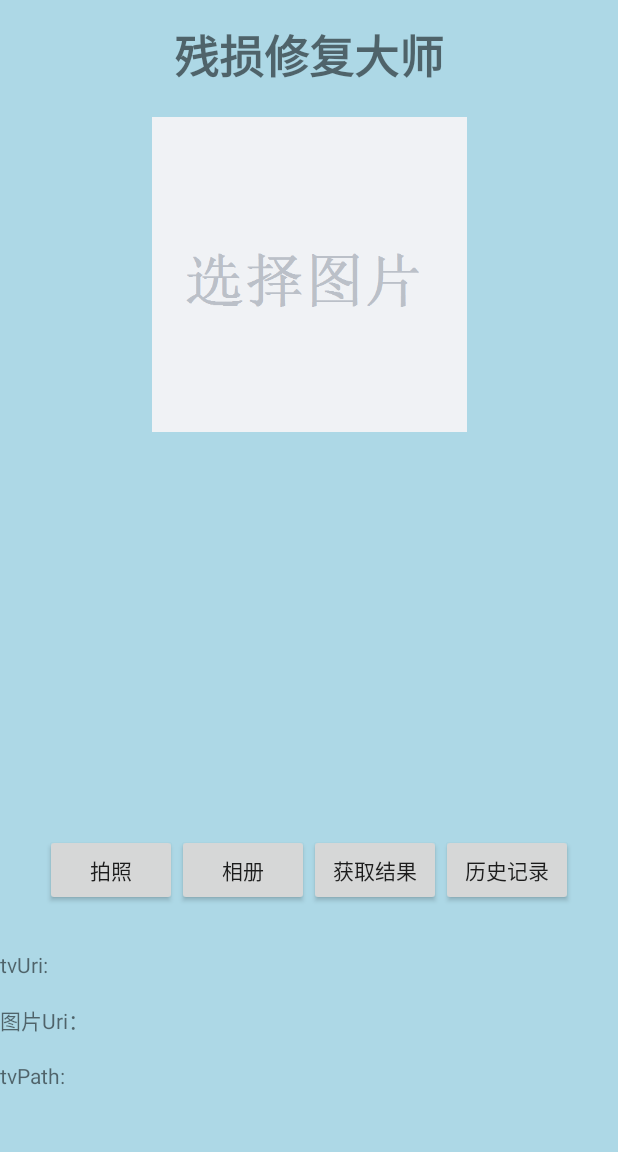
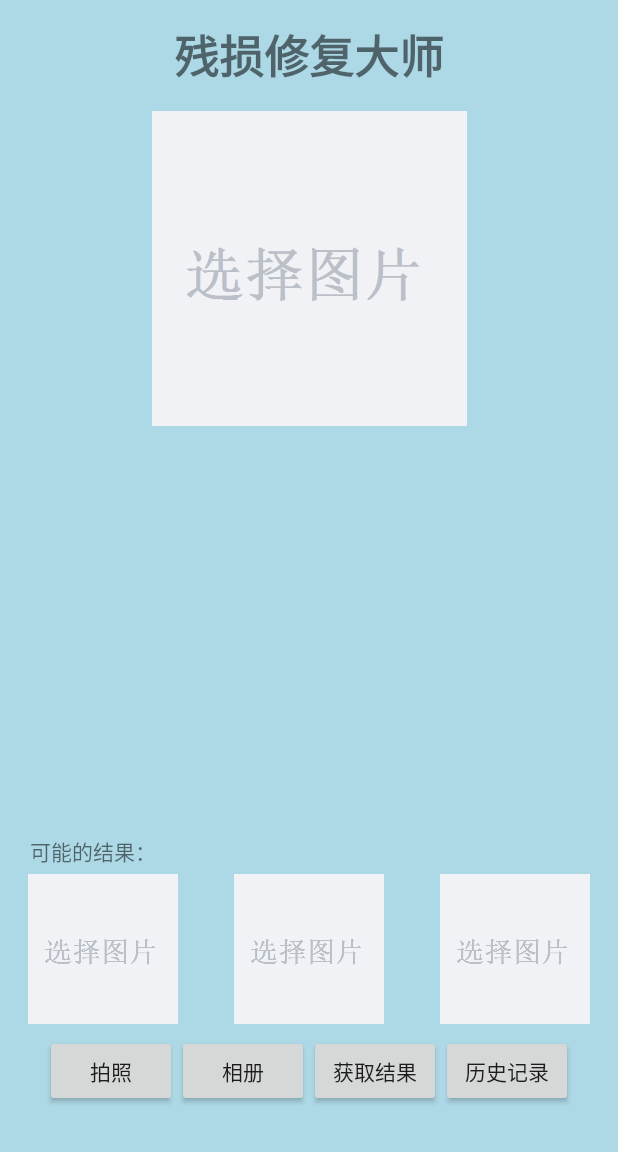
Before and after one commit to Daviddddl/MyPicApp, an Android app: the UploadActivity screen opened directly, with no data from a screen before it, on a phone screen of 412 x 824 dp, the part 84-1236 px from its top. Run offline under Robolectric (Android 15) with nearby library versions, the light colour scheme and no system bars; our stand-ins replace ButterKnife; libraries missing offline, so code that uses them is left out: com.jkb.slidemenu, com.wang.avi, kr.co.namee; plain views replace SlideMenuLayout; pictures from the network do not load; 4 statements that could not run were skipped.

Commit message:
新增三个预览可能结果

```diff
--- a/app/src/main/res/layout/activity_history.xml
+++ b/app/src/main/res/layout/activity_history.xml
@@ -5,7 +5,7 @@
     android:layout_height="match_parent"
     android:clipToPadding="true"
     android:fitsSystemWindows="true"
-    android:background="#ADD8E6"
+    android:background="#FFFFFF"
     tools:ignore="ExtraText">
     <include layout="@layout/toolbar_layout" />
 
--- a/app/src/main/res/layout/activity_identify.xml
+++ b/app/src/main/res/layout/activity_identify.xml
@@ -4,7 +4,7 @@
     android:layout_width="match_parent"
     android:layout_height="match_parent"
     android:clipToPadding="true"
-    android:background="#ADD8E6"
+    android:background="#FFFFFF"
     android:fitsSystemWindows="true"
     tools:ignore="ExtraText">
     <include layout="@layout/toolbar_layout" />
--- a/app/src/main/res/layout/activity_imitate.xml
+++ b/app/src/main/res/layout/activity_imitate.xml
@@ -5,7 +5,7 @@
     android:layout_height="match_parent"
     android:clipToPadding="true"
     android:fitsSystemWindows="true"
-    android:background="#ADD8E6"
+    android:background="#FFFFFF"
     tools:ignore="ExtraText">
 
     <include layout="@layout/toolbar_layout" />
--- a/app/src/main/res/layout/activity_main.xml
+++ b/app/src/main/res/layout/activity_main.xml
@@ -3,5 +3,5 @@
     android:id="@+id/main_act_container"
     android:layout_width="match_parent"
     android:layout_height="match_parent"
-    android:background="#ADD8E6"
+    android:background="#FFFFFF"
     android:fitsSystemWindows="true"/>
--- a/app/src/main/res/layout/activity_upload.xml
+++ b/app/src/main/res/layout/activity_upload.xml
@@ -37,7 +37,7 @@
         android:layout_height="wrap_content"
         android:layout_alignParentBottom="true"
         android:layout_centerHorizontal="true"
-        android:layout_marginBottom="12dp">
+        android:layout_marginBottom="0dp">
 
         <Button
             android:id="@+id/btnTakePhoto"
@@ -45,7 +45,7 @@
             android:layout_height="wrap_content"
             android:layout_alignParentBottom="true"
             android:layout_alignParentStart="true"
-            android:layout_marginBottom="152dp"
+            android:layout_marginBottom="30dp"
             android:text="@string/camera" />
 
         <Button
@@ -74,12 +74,7 @@
 
     </android.support.v7.widget.LinearLayoutCompat>
 
-    <TextView
-        android:layout_width="wrap_content"
-        android:layout_height="0dp"
-        android:text="@string/pic_path" />
-
-    <TextView
+    <!--<TextView
         android:id="@+id/tvPath"
         android:layout_width="wrap_content"
         android:layout_height="wrap_content"
@@ -103,7 +98,7 @@
         android:layout_alignParentBottom="true"
         android:layout_alignParentStart="true"
         android:layout_marginBottom="115dp"
-        android:text="@string/tvuri" />
+        android:text="@string/tvuri" />-->
 
     <ImageView
         android:id="@+id/ivPic"
@@ -111,8 +106,17 @@
         android:layout_height="210dp"
         android:layout_alignParentTop="true"
         android:layout_centerHorizontal="true"
-        android:layout_marginTop="134dp"
+        android:layout_marginTop="130dp"
         android:src="@mipmap/default_select_photo" />
+
+    <TextView
+        android:id="@+id/possible_res"
+        android:layout_width="wrap_content"
+        android:layout_height="wrap_content"
+        android:layout_alignParentBottom="true"
+        android:layout_alignStart="@+id/action_back"
+        android:layout_marginBottom="190dp"
+        android:text="@string/possible_res" />
 
     <TextView
         android:id="@+id/repair_title"
@@ -125,4 +129,38 @@
         android:textSize="30sp"
         android:text="@string/repair_title" />
 
+    <LinearLayout
+        android:layout_width="match_parent"
+        android:layout_height="100dp"
+        android:layout_alignParentBottom="true"
+        android:layout_alignParentStart="true"
+        android:layout_marginBottom="85dp">
+
+        <ImageView
+            android:id="@+id/res1"
+            android:layout_width="100dp"
+            android:layout_height="100dp"
+            android:layout_weight="1"
+            android:layout_marginBottom="100dp"
+            android:src="@mipmap/default_select_photo" />
+
+        <ImageView
+            android:id="@+id/res2"
+            android:layout_width="100dp"
+            android:layout_height="100dp"
+            android:layout_weight="1"
+            android:layout_marginBottom="100dp"
+            android:src="@mipmap/default_select_photo" />
+
+        <ImageView
+            android:id="@+id/res3"
+            android:layout_width="100dp"
+            android:layout_height="100dp"
+            android:layout_weight="1"
+            android:layout_marginBottom="100dp"
+            android:src="@mipmap/default_select_photo" />
+
+
+    </LinearLayout>
+
 </RelativeLayout>
--- a/app/src/main/res/values/strings.xml
+++ b/app/src/main/res/values/strings.xml
@@ -154,4 +154,5 @@
     <string name="title_home">Home</string>
     <string name="title_dashboard">Dashboard</string>
     <string name="title_notifications">Notifications</string>
+    <string name="possible_res">可能的结果：</string>
 </resources>
```
